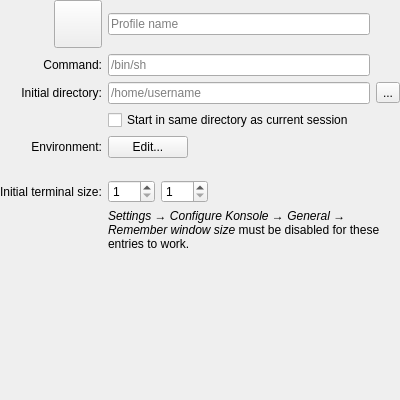
Old version of the form src/widgets/EditProfileGeneralPage.ui in the repository KDE/konsole.
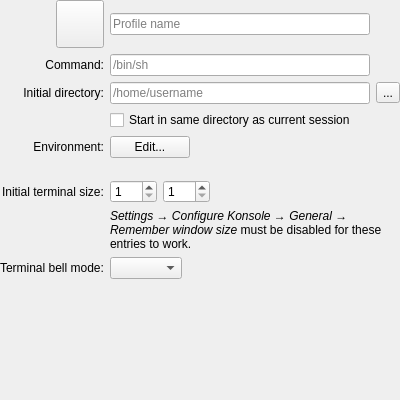
New version of the form. Custom widgets are drawn as their Qt base class.

Commit message:
EditProfileDialog: add GUI to change the terminal bell mode
The feature has been in the profile settings for a long time, but without
being exposed in the UI.

Diff of the .ui file:
```diff
--- a/src/widgets/EditProfileGeneralPage.ui
+++ b/src/widgets/EditProfileGeneralPage.ui
@@ -315,6 +315,24 @@
        </property>
       </widget>
      </item>
+     <item row="8" column="0" alignment="Qt::AlignRight">
+      <widget class="QLabel" name="terminalBellLabel">
+       <property name="text">
+        <string>Terminal bell mode:</string>
+       </property>
+       <property name="buddy">
+        <cstring>terminalBellCombo</cstring>
+       </property>
+      </widget>
+     </item>
+     <item row="8" column="1" colspan="1" alignment="Qt::AlignLeft">
+      <layout class="QHBoxLayout" name="terminalBellLayout">
+       <item>
+        <widget class="QComboBox" name="terminalBellCombo">
+        </widget>
+       </item>
+      </layout>
+     </item>
     </layout>
    </item>
    <item>
```
The commit also changes 1 other file.
